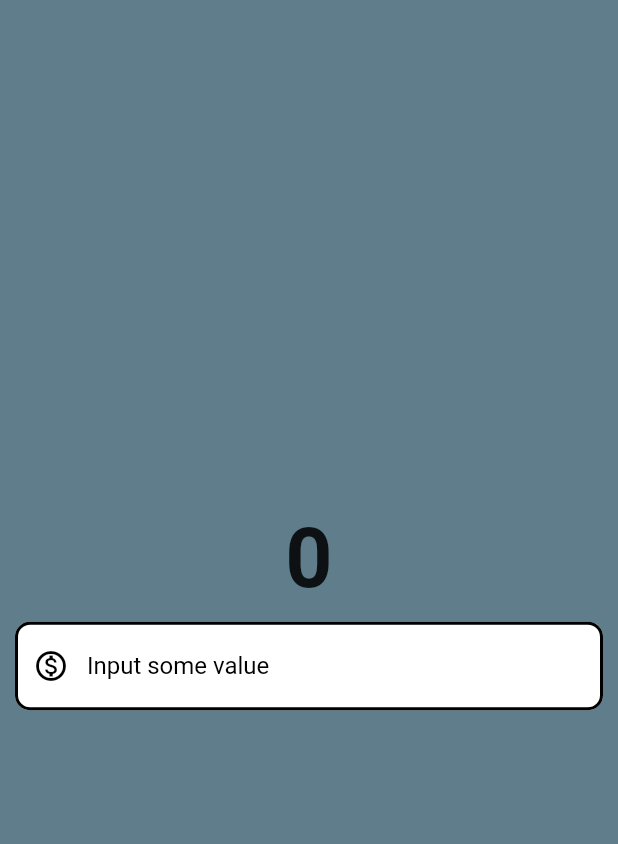
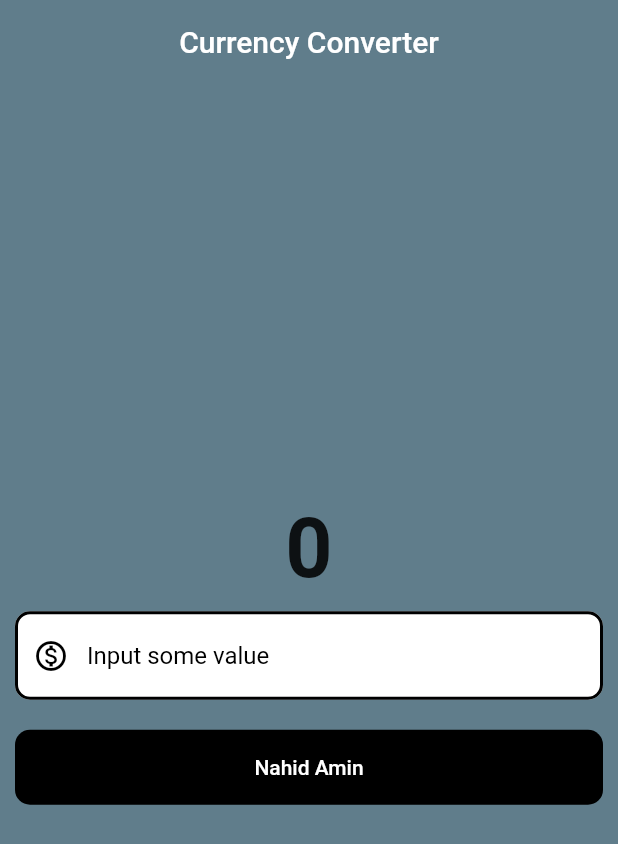
Before and after one commit to Nahid-web/currency_convention, a Flutter app: the screen it shows after launch, on a phone screen of 412 x 824 dp. Shown: the top 844 px of the screen. Run offline on Flutter 3.47's test engine with Material 2 defaults, Android fonts, the phone set to English and light mode, and no system bars.

Commit message:
design done

```diff
--- a/lib/currency_converter_material_page.dart
+++ b/lib/currency_converter_material_page.dart
@@ -1,3 +1,4 @@
+import 'package:flutter/foundation.dart';
 import 'package:flutter/material.dart';
 
 class CurrencyConverterMaterialPage extends StatelessWidget {
@@ -14,6 +15,12 @@ class CurrencyConverterMaterialPage extends StatelessWidget {
 
     return Scaffold(
       backgroundColor: Colors.blueGrey,
+      appBar: AppBar(
+        backgroundColor: Colors.blueGrey,
+        elevation: 0,
+        title: const Text('Currency Converter'),
+        centerTitle: true,
+      ),
       body: Center(
         child: Column(
           mainAxisAlignment: MainAxisAlignment.center,
@@ -25,7 +32,7 @@ class CurrencyConverterMaterialPage extends StatelessWidget {
                 fontWeight: FontWeight.bold,
               ),
             ),
-            Container(
+            Padding(
               padding: const EdgeInsets.all(10),
               child: TextField(
                 style: const TextStyle(
@@ -49,6 +56,24 @@ class CurrencyConverterMaterialPage extends StatelessWidget {
                 ),
               ),
             ),
+            Padding(
+              padding: const EdgeInsets.all(10.0),
+              child: TextButton(
+                  onPressed: () {
+                    if (kDebugMode) {
+                      print('hi');
+                    }
+                  },
+                  style: TextButton.styleFrom(
+                    backgroundColor: Colors.black,
+                    foregroundColor: Colors.white,
+                    minimumSize: const Size(double.infinity, 50),
+                    shape: RoundedRectangleBorder(
+                      borderRadius: BorderRadius.circular(10),
+                    ),
+                  ),
+                  child: const Text('Nahid Amin')),
+            ),
           ],
         ),
       ),
```
